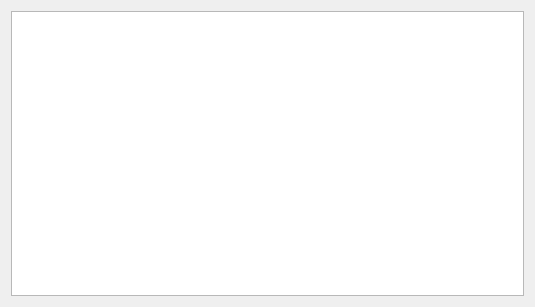
Old version of the form src/plugins/FraPlugin/CurveConfigurator.ui in the repository samiavasil/temporary.
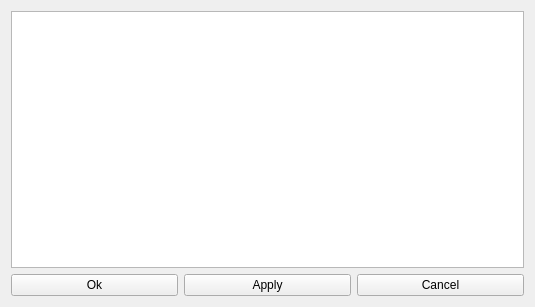
New version of the form.

Commit message: Curve configurator update Curve configurator update

```diff
--- a/src/plugins/FraPlugin/CurveConfigurator.ui
+++ b/src/plugins/FraPlugin/CurveConfigurator.ui
@@ -15,7 +15,36 @@
   </property>
   <layout class="QGridLayout" name="gridLayout">
    <item row="0" column="0">
-    <widget class="QTableWidget" name="curvesTable"/>
+    <layout class="QVBoxLayout" name="verticalLayout">
+     <item>
+      <widget class="QTableWidget" name="curvesTable"/>
+     </item>
+     <item>
+      <layout class="QHBoxLayout" name="horizontalLayout">
+       <item>
+        <widget class="QPushButton" name="buttonOk">
+         <property name="text">
+          <string>Ok</string>
+         </property>
+        </widget>
+       </item>
+       <item>
+        <widget class="QPushButton" name="buttonApply">
+         <property name="text">
+          <string>Apply</string>
+         </property>
+        </widget>
+       </item>
+       <item>
+        <widget class="QPushButton" name="buttonCancel">
+         <property name="text">
+          <string>Cancel</string>
+         </property>
+        </widget>
+       </item>
+      </layout>
+     </item>
+    </layout>
    </item>
   </layout>
  </widget>
```
The commit also changes 4 other files.
